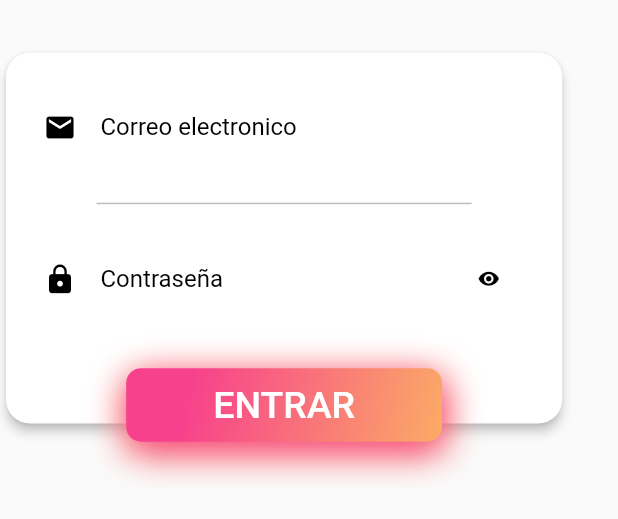
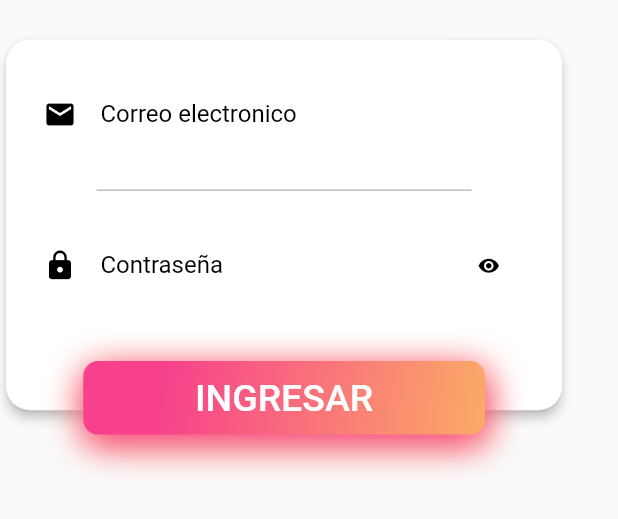
Before and after one commit to vlSolrac/AutopartsApp, a Flutter app: the SignIn widget shown alone on an empty page, opened directly, on a phone screen of 412 x 824 dp. Shown: the top 519 px of the screen. Run offline on Flutter 3.47's test engine with Material 2 defaults, Android fonts, the phone set to English and light mode, and no system bars; our stand-ins replace firebase_core, flutter_spinkit, font_awesome_flutter, lottie; accounts and stored records are empty; project files that could hold a hidden picture were left out.

Commit message:
Login form

```diff
--- /dev/null
+++ b/autoparts/lib/helpers/helpers.dart
@@ -0,0 +1 @@
+export 'package:autoparts/helpers/ui/snackbar.dart';
--- a/autoparts/lib/main.dart
+++ b/autoparts/lib/main.dart
@@ -1,6 +1,6 @@
-import 'package:autoparts/providers/providers.dart';
 import 'package:flutter/material.dart';
 
+import 'package:autoparts/providers/providers.dart';
 import 'package:autoparts/firebase_options.dart';
 import 'package:firebase_core/firebase_core.dart';
 import 'package:autoparts/routes/routes_app.dart';
@@ -22,6 +22,7 @@ class AppState extends StatelessWidget {
     return MultiProvider(
       providers: [
         ChangeNotifierProvider(create: (_) => LoginFormProvider()),
+        ChangeNotifierProvider(create: (_) => SignUpFormProvider()),
       ],
       child: const MyApp(),
     );
--- a/autoparts/lib/models/home/models.dart
+++ /dev/null
@@ -1 +0,0 @@
-export 'package:autoparts/models/home/menu_item.dart';
--- /dev/null
+++ b/autoparts/lib/providers/auth/signup_form_provider.dart
@@ -0,0 +1,23 @@
+import 'package:flutter/material.dart';
+
+class SignUpFormProvider extends ChangeNotifier {
+  GlobalKey<FormState> formSignUp = GlobalKey<FormState>();
+
+  String email = '';
+  String password = '';
+  String username = '';
+  String name = '';
+  String lastName = '';
+
+  bool _isLoading = false;
+  bool get isLoading => _isLoading;
+
+  set isLoading(bool value) {
+    _isLoading = value;
+    notifyListeners();
+  }
+
+  bool isValidForm() {
+    return formSignUp.currentState?.validate() ?? false;
+  }
+}
--- a/autoparts/lib/providers/providers.dart
+++ b/autoparts/lib/providers/providers.dart
@@ -1 +1,3 @@
+export 'package:autoparts/providers/auth/signup_form_provider.dart';
+
 export 'package:autoparts/providers/auth/login_form_provider.dart';
--- a/autoparts/lib/screens/auth/sign_in.dart
+++ b/autoparts/lib/screens/auth/sign_in.dart
@@ -1,6 +1,10 @@
+import 'package:autoparts/providers/auth/login_form_provider.dart';
+import 'package:autoparts/screens/auth/sign_up.dart';
 import 'package:autoparts/themes/themes.dart';
 import 'package:autoparts/widgets/widgets.dart';
 import 'package:flutter/material.dart';
+import 'package:flutter_spinkit/flutter_spinkit.dart';
+import 'package:provider/provider.dart';
 
 class SignIn extends StatefulWidget {
   const SignIn({Key? key}) : super(key: key);
@@ -10,9 +14,6 @@ class SignIn extends StatefulWidget {
 }
 
 class _SignInState extends State<SignIn> {
-  TextEditingController loginEmailController = TextEditingController();
-  TextEditingController loginPasswordController = TextEditingController();
-
   final FocusNode focusNodeEmail = FocusNode();
   final FocusNode focusNodePassword = FocusNode();
 
@@ -36,10 +37,12 @@ class _SignInState extends State<SignIn> {
   @override
   Widget build(BuildContext context) {
     final size = MediaQuery.of(context).size;
+    final loginProvider = Provider.of<LoginFormProvider>(context);
+
     return SingleChildScrollView(
       physics: const BouncingScrollPhysics(),
       child: Container(
-        padding: const EdgeInsets.only(top: 23.0),
+        padding: const EdgeInsets.only(top: 10.0),
         child: Column(
           children: [
             Stack(
@@ -55,6 +58,8 @@ class _SignInState extends State<SignIn> {
                     width: size.width * 0.9,
                     height: size.height * 0.3,
                     child: Form(
+                      key: loginProvider.formKey,
+                      autovalidateMode: AutovalidateMode.onUserInteraction,
                       child: Column(
                         children: [
                           Padding(
@@ -66,7 +71,6 @@ class _SignInState extends State<SignIn> {
                             ),
                             child: TextField(
                               focusNode: focusNodeEmail,
-                              controller: loginEmailController,
                               keyboardType: TextInputType.emailAddress,
                               style: const TextStyle(
                                   fontSize: 16.0, color: Colors.black),
@@ -77,7 +81,6 @@ class _SignInState extends State<SignIn> {
                                   color: Colors.black,
                                   size: 22.0,
                                 ),
-                                // labelText: 'Correo electronico',
                                 label: Text(
                                   "Correo electronico",
                                   style: TextStyle(
@@ -89,24 +92,24 @@ class _SignInState extends State<SignIn> {
                                 hintText: 'Carlos@gmail.com',
                                 hintStyle: const TextStyle(fontSize: 17.0),
                               ),
+                              onChanged: (value) {
+                                loginProvider.email = value;
+                              },
                               onSubmitted: (_) {
                                 focusNodePassword.requestFocus();
                               },
                             ),
                           ),
-                          Container(
-                              width: 250.0,
-                              height: 1.0,
-                              color: Colors.grey[400]),
+                          const SeparaterCustomer(),
                           Padding(
                             padding: const EdgeInsets.only(
-                                top: 20.0,
-                                bottom: 20.0,
-                                left: 25.0,
-                                right: 25.0),
+                              top: 20.0,
+                              bottom: 20.0,
+                              left: 25.0,
+                              right: 25.0,
+                            ),
                             child: TextField(
                               focusNode: focusNodePassword,
-                              controller: loginPasswordController,
                               obscureText: _obscureTextPassword,
                               style: const TextStyle(
                                   fontSize: 16.0, color: Colors.black),
@@ -138,6 +141,10 @@ class _SignInState extends State<SignIn> {
                                   ),
                                 ),
                               ),
+                              onChanged: (value) {
+                                loginProvider.password = value;
+                                print(loginProvider.password);
+                              },
                               onSubmitted: (_) {
                                 _toggleSignInButton();
                               },
@@ -149,11 +156,15 @@ class _SignInState extends State<SignIn> {
                     ),
                   ),
                 ),
-                Container(
-                  margin:  EdgeInsets.only(top: size.height * 0.27),
+                AnimatedContainer(
+                  duration: const Duration(milliseconds: 500),
+                  width: loginProvider.isLoading
+                      ? size.width * 0.3
+                      : size.width * 0.65,
+                  margin: EdgeInsets.only(top: size.height * 0.28),
                   decoration: const BoxDecoration(
                     borderRadius: BorderRadius.all(Radius.circular(10.0)),
-                    boxShadow: <BoxShadow>[
+                    boxShadow: [
                       BoxShadow(
                         color: ThemeApp.loginGradientStart,
                         offset: Offset(1.0, 6.0),
@@ -166,28 +177,43 @@ class _SignInState extends State<SignIn> {
                       ),
                     ],
                     gradient: LinearGradient(
-                        colors: <Color>[
+                        colors: [
                           ThemeApp.loginGradientEnd,
                           ThemeApp.loginGradientStart
                         ],
                         begin: FractionalOffset(0.2, 0.2),
                         end: FractionalOffset(1.0, 1.0),
-                        stops: <double>[0.0, 1.0],
+                        stops: [0.0, 1.0],
                         tileMode: TileMode.clamp),
                   ),
                   child: MaterialButton(
                     highlightColor: Colors.transparent,
                     splashColor: ThemeApp.loginGradientEnd,
-                    child: const Padding(
-                      padding: EdgeInsets.symmetric(
-                          vertical: 10.0, horizontal: 42.0),
-                      child: Text(
-                        'ENTRAR',
-                        style: TextStyle(color: Colors.white, fontSize: 25.0),
+                    onPressed: !loginProvider.isLoading
+                        ? null
+                        : () {
+                            loginProvider.isValidForm();
+                            // CustomSnackBar(
+                            //   context,
+                            //   const Text('Login button pressed'),
+                            // );
+                          },
+                    child: Padding(
+                      padding: const EdgeInsets.symmetric(
+                        vertical: 10.0,
+                        horizontal: 42.0,
                       ),
+                      child: loginProvider.isLoading
+                          ? SpinKitSpinningLines(
+                              color: Colors.white,
+                              size: size.height * 0.03,
+                            )
+                          : const Text(
+                              'INGRESAR',
+                              style: TextStyle(
+                                  color: Colors.white, fontSize: 25.0),
+                            ),
                     ),
-                    onPressed: () => CustomSnackBar(
-                        context, const Text('Login button pressed')),
                   ),
                 ),
               ],
--- /dev/null
+++ b/autoparts/lib/services/auth/auth_service.dart
@@ -0,0 +1,6 @@
+import 'package:flutter/cupertino.dart';
+
+class AuthService extends ChangeNotifier {
+
+
+}
```
Also changed, not shown: autoparts/lib/models/home/menu_item.dart (deleted, +0 -11 lines), autoparts/lib/screens/auth/auth_screen.dart (+9 -8 lines), autoparts/lib/screens/auth/sign_up.dart (+139 -119 lines), autoparts/lib/screens/home/home_screen.dart (+10 -108 lines), autoparts/lib/screens/screens.dart (+5 -2 lines).
